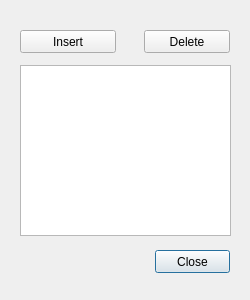
First picture: the form in ui/mincut_selector.ui, repository Giswater/giswater_qgis_plugin, before the edit.
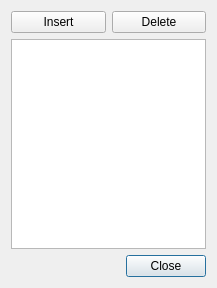
Second picture: the form after the edit.

```diff
--- a/ui/mincut_selector.ui
+++ b/ui/mincut_selector.ui
@@ -6,77 +6,74 @@
    <rect>
     <x>0</x>
     <y>0</y>
-    <width>250</width>
-    <height>300</height>
+    <width>217</width>
+    <height>288</height>
    </rect>
   </property>
-  <property name="minimumSize">
-   <size>
-    <width>250</width>
-    <height>300</height>
-   </size>
-  </property>
-  <property name="maximumSize">
-   <size>
-    <width>250</width>
-    <height>325</height>
-   </size>
-  </property>
   <property name="windowTitle">
    <string>Mincut selector</string>
   </property>
-  <property name="sizeGripEnabled">
-   <bool>false</bool>
-  </property>
+  <layout class="QGridLayout" name="gridLayout">
+   <item row="3" column="2">
   <widget class="QPushButton" name="btn_close">
-   <property name="geometry">
-    <rect>
-     <x>155</x>
-     <y>250</y>
-     <width>75</width>
-     <height>23</height>
-    </rect>
+     <property name="sizePolicy">
+      <sizepolicy hsizetype="Preferred" vsizetype="Fixed">
+       <horstretch>0</horstretch>
+       <verstretch>0</verstretch>
+      </sizepolicy>
    </property>
    <property name="text">
     <string>Close</string>
    </property>
   </widget>
-  <widget class="QPushButton" name="btn_delete">
-   <property name="geometry">
-    <rect>
-     <x>144</x>
-     <y>30</y>
-     <width>86</width>
-     <height>23</height>
-    </rect>
-   </property>
-   <property name="text">
-    <string>Delete</string>
-   </property>
-  </widget>
+   </item>
+   <item row="3" column="1">
+    <spacer name="horizontalSpacer">
+     <property name="orientation">
+      <enum>Qt::Horizontal</enum>
+     </property>
+     <property name="sizeHint" stdset="0">
+      <size>
+       <width>40</width>
+       <height>20</height>
+      </size>
+     </property>
+    </spacer>
+   </item>
+   <item row="2" column="1" colspan="2">
+    <widget class="QTableView" name="tbl"/>
+   </item>
+   <item row="0" column="1" rowspan="2" colspan="2">
+    <layout class="QHBoxLayout" name="horizontalLayout">
+     <item>
   <widget class="QPushButton" name="btn_insert">
-   <property name="geometry">
-    <rect>
-     <x>20</x>
-     <y>30</y>
-     <width>96</width>
-     <height>23</height>
-    </rect>
+       <property name="sizePolicy">
+        <sizepolicy hsizetype="Preferred" vsizetype="Fixed">
+         <horstretch>0</horstretch>
+         <verstretch>0</verstretch>
+        </sizepolicy>
    </property>
    <property name="text">
     <string>Insert</string>
    </property>
   </widget>
-  <widget class="QTableView" name="tbl">
-   <property name="geometry">
-    <rect>
-     <x>20</x>
-     <y>65</y>
-     <width>211</width>
-     <height>171</height>
-    </rect>
-   </property>
-  </widget>
+     </item>
+     <item>
+      <widget class="QPushButton" name="btn_delete">
+       <property name="sizePolicy">
+        <sizepolicy hsizetype="Preferred" vsizetype="Fixed">
+         <horstretch>0</horstretch>
+         <verstretch>0</verstretch>
+        </sizepolicy>
+       </property>
+       <property name="text">
+        <string>Delete</string>
+       </property>
+      </widget>
+     </item>
+    </layout>
+   </item>
+  </layout>
  </widget>
  <tabstops>
   <tabstop>btn_insert</tabstop>
```
Left out of the diff: 23 changed lines with no effect on the pictures. Lines whose indentation alone changed are shown as unchanged.
